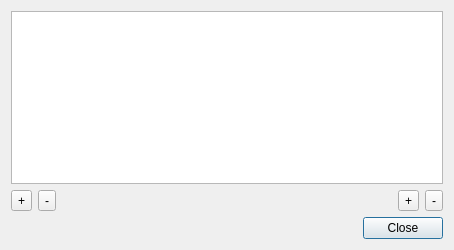
Old version of the form src/DialogArguments.ui in the repository eteran/edb-debugger.
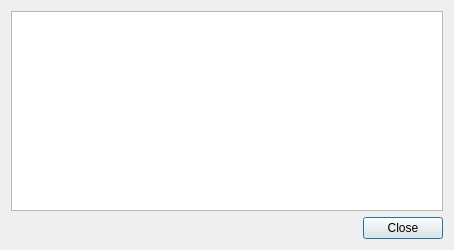
New version of the form. Icons and pictures are not drawn.

Commit message: Fixed Process Properties to that it displays the command line w/ arguments Made the arguments dialog read-only as it was difficult to account for it in addition to the file dialog arguments Moved the arguments dialog to View since it no longer a place to edit arguments, just view them Fixed the File Dialog to always be non-native, on my system it was defaulting to native as it was and I was not getting our custome behavior! Formatting in a few spots

```diff
--- a/src/DialogArguments.ui
+++ b/src/DialogArguments.ui
@@ -26,63 +26,6 @@
      </property>
     </widget>
    </item>
-   <item>
-    <layout class="QHBoxLayout" name="horizontalLayout">
-     <item>
-      <widget class="QToolButton" name="btnAdd">
-       <property name="text">
-        <string>+</string>
-       </property>
-       <property name="icon">
-        <iconset theme="list-add"/>
-       </property>
-      </widget>
-     </item>
-     <item>
-      <widget class="QToolButton" name="btnDel">
-       <property name="text">
-        <string>-</string>
-       </property>
-       <property name="icon">
-        <iconset theme="list-remove"/>
-       </property>
-      </widget>
-     </item>
-     <item>
-      <spacer name="horizontalSpacer">
-       <property name="orientation">
-        <enum>Qt::Horizontal</enum>
-       </property>
-       <property name="sizeHint" stdset="0">
-        <size>
-         <width>208</width>
-         <height>20</height>
-        </size>
-       </property>
-      </spacer>
-     </item>
-     <item>
-      <widget class="QToolButton" name="btnUp">
-       <property name="text">
-        <string>+</string>
-       </property>
-       <property name="icon">
-        <iconset theme="go-up"/>
-       </property>
-      </widget>
-     </item>
-     <item>
-      <widget class="QToolButton" name="btnDown">
-       <property name="text">
-        <string>-</string>
-       </property>
-       <property name="icon">
-        <iconset theme="go-down"/>
-       </property>
-      </widget>
-     </item>
-    </layout>
-   </item>
    <item>
     <widget class="QDialogButtonBox" name="buttonBox">
      <property name="orientation">
```
The commit also changes 7 other files.
